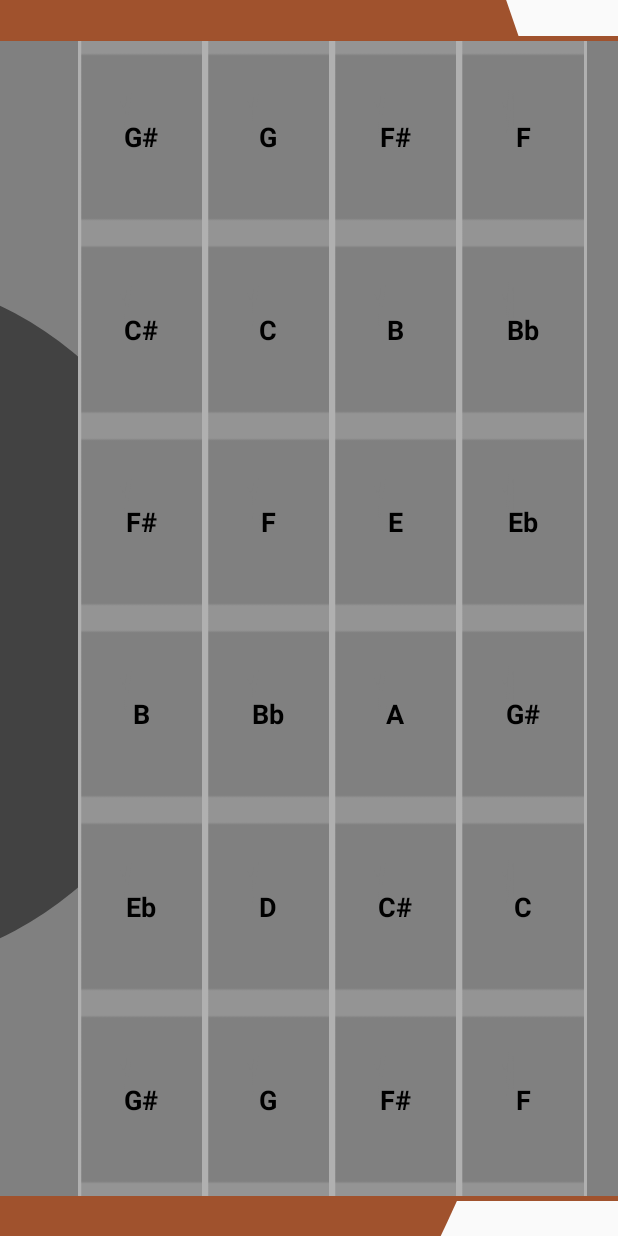
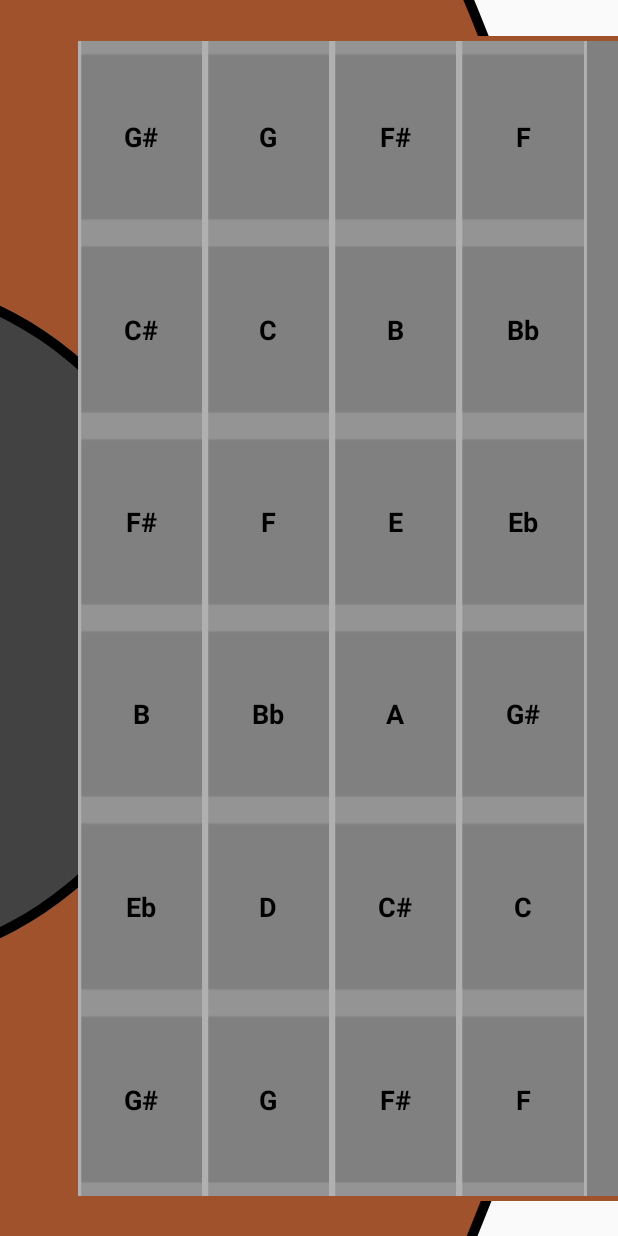
Before and after one commit to PaulTreanor/stringtheory-app, an Android app: the layout activity_main.xml on its own in the app's theme, with its tools: preview values and no code run, on a phone screen of 412 x 824 dp. Run offline under Robolectric (Android 15) with nearby library versions, the phone set to English and light mode, and no system bars.

Commit message:
Fixed onDraw for background and guitarBody

```diff
--- a/code/String Theory - Fretboard/app/src/main/java/com/paul/stringtheory_justplay/Views/background.java
+++ b/code/String Theory - Fretboard/app/src/main/java/com/paul/stringtheory_justplay/Views/background.java
@@ -47,22 +47,28 @@ public class background extends View {
 
     }
 
+
     @Override
     protected void onDraw(Canvas canvas){
 
         //define paint object to colour circle
-        @SuppressLint("DrawAllocation") Paint paint = new Paint();
-        paint.setColor(Color.rgb(66,66,66));
+        @SuppressLint("DrawAllocation") Paint paintGrey = new Paint();
+        paintGrey.setColor(Color.rgb(66,66,66));
+        @SuppressLint("DrawAllocation") Paint paintBlack = new Paint();
+        paintBlack.setColor(Color.rgb(0,0,0));
 
         //define circle parameters
         float cx = -150;
-        int cy = (int) ((getHeight() / 2) - ((paint.descent() + paint.ascent()) / 2));
+        float cy = (int) ((getHeight() / 2) - ((paintGrey.descent() + paintGrey.ascent()) / 2));
         //above is the distance from the baseline to the center
 
-        float radius = 350f;
+        float r1 = 350f;
+        float r2 = 340f;
 
         //draw circle
-        canvas.drawCircle(cx, cy, radius, paint);
+        canvas.drawCircle(cx, cy, r1, paintBlack);
+        canvas.drawCircle(cx, cy, r2, paintGrey);
+
         //canvas.drawRect(rect, paint);
 
 
--- a/code/String Theory - Fretboard/app/src/main/java/com/paul/stringtheory_justplay/Views/guitarBody.java
+++ b/code/String Theory - Fretboard/app/src/main/java/com/paul/stringtheory_justplay/Views/guitarBody.java
@@ -5,10 +5,12 @@ import android.content.Context;
 import android.graphics.Canvas;
 import android.graphics.Color;
 import android.graphics.Paint;
+import android.os.Build;
 import android.util.AttributeSet;
 import android.view.View;
 
 import androidx.annotation.Nullable;
+import androidx.annotation.RequiresApi;
 
 public class guitarBody extends View{
 
@@ -30,6 +32,7 @@ public class guitarBody extends View{
 
     }
 
+    @RequiresApi(api = Build.VERSION_CODES.LOLLIPOP)
     public guitarBody(Context context, @Nullable AttributeSet attrs, int defStyleAttr, int defStyleRes) {
         super(context, attrs, defStyleAttr, defStyleRes);
         init(attrs);
@@ -41,16 +44,22 @@ public class guitarBody extends View{
     }
 
     protected void onDraw(Canvas canvas){
-        //define circle parameters
-        float cx = -1000;
-        float cy = 540;
-        float radius = 1600f;
-
         //define paint object to colour shapes
         @SuppressLint("DrawAllocation") Paint paint = new Paint();
         paint.setColor(Color.rgb(160,82,45));
+        @SuppressLint("DrawAllocation") Paint paintBlack = new Paint();
+        paintBlack.setColor(Color.rgb(0,0,0));
 
-        //draw circle and rectangle
-        canvas.drawCircle(cx, cy, radius, paint);
+        //define circle parameters
+        float cx = -1000;
+        float cy = (int) ((getHeight() / 2) - ((paint.descent() + paint.ascent()) / 2));
+        //above is the distance from the baseline to the center
+
+        float r1 = 1600f;
+        float r2 = 1590f;
+
+        //draw circle
+        canvas.drawCircle(cx, cy, r1, paintBlack);
+        canvas.drawCircle(cx, cy, r2, paint);
     }
 }
--- a/code/String Theory - Fretboard/app/src/main/res/layout/activity_main.xml
+++ b/code/String Theory - Fretboard/app/src/main/res/layout/activity_main.xml
@@ -26,7 +26,8 @@
         android:background="#808080"
         app:layout_constraintBottom_toBottomOf="parent"
         app:layout_constraintEnd_toEndOf="parent"
-        app:layout_constraintStart_toStartOf="parent"
+        app:layout_constraintHorizontal_bias="0.0"
+        app:layout_constraintStart_toStartOf="@+id/guideline"
         app:layout_constraintTop_toTopOf="parent" />
 
 
```
